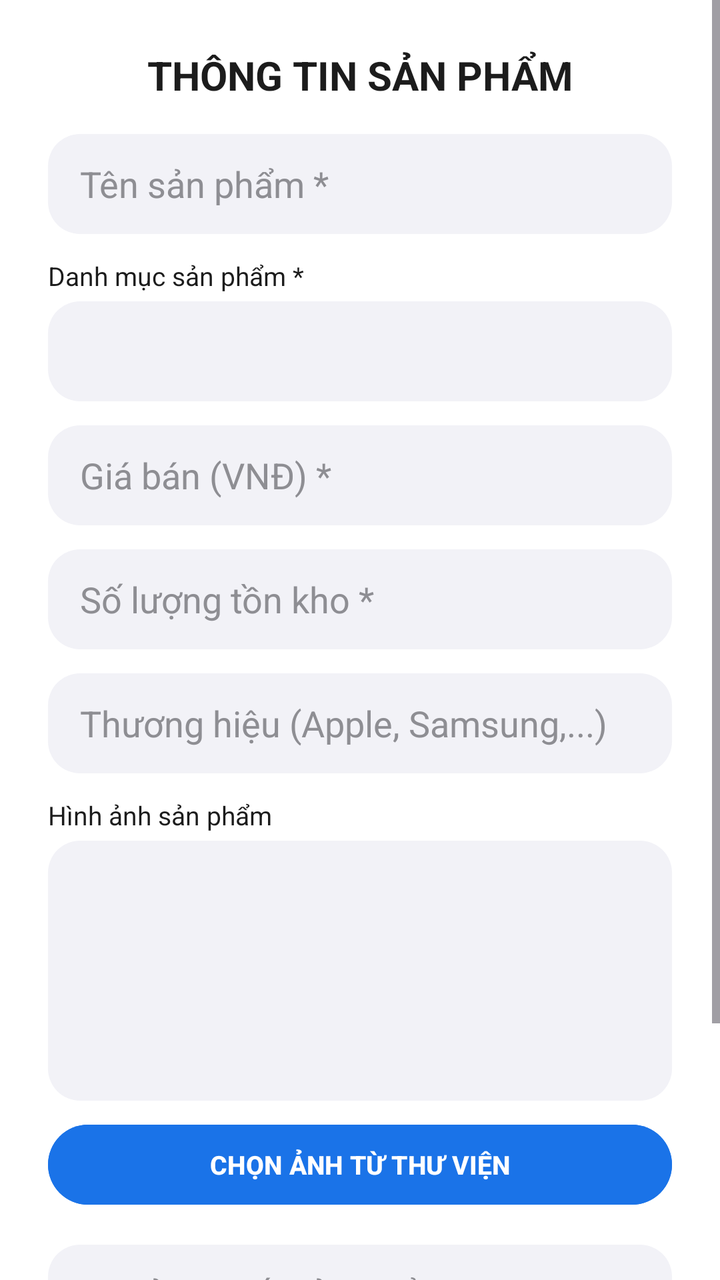
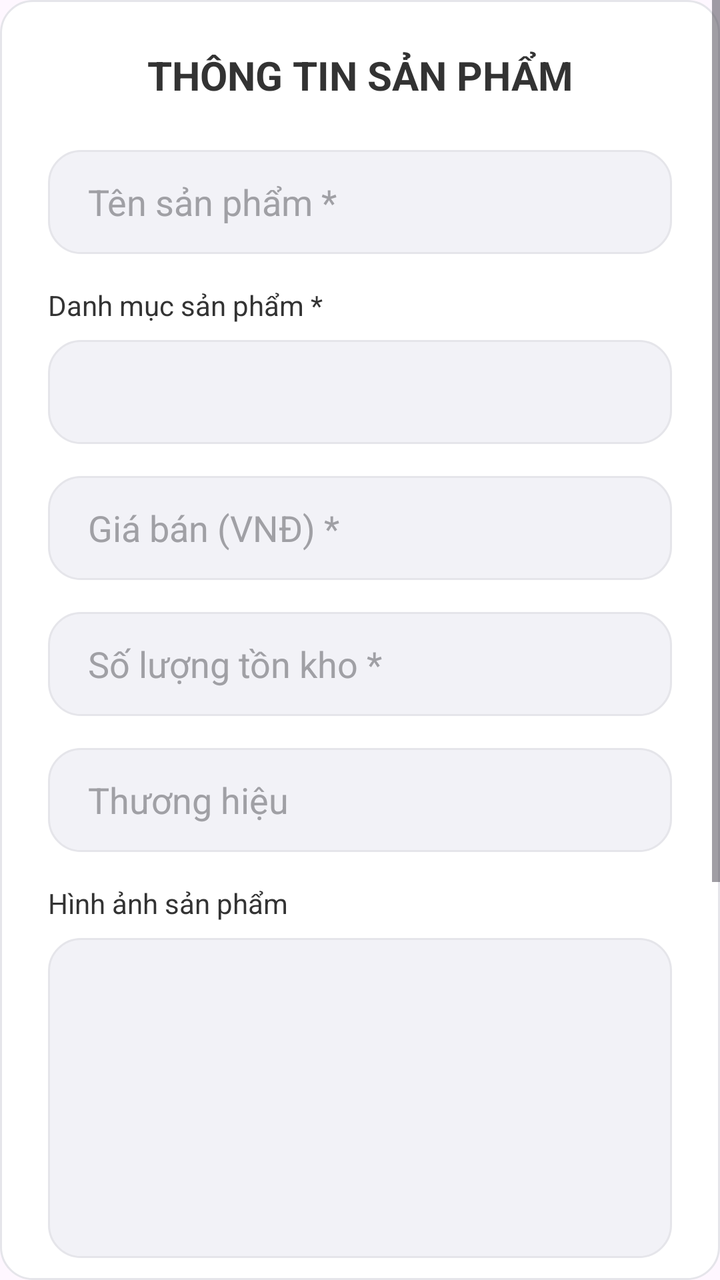

Before-and-after screenshots of an Android layout around one commit, followed by the original layout XML and the change that was made.
<!-- AndroidManifest.xml: application theme Theme.MobileDeviceStoreTDMU -->
<!-- res/layout/dialog_quan_ly_san_pham.xml -->
<?xml version="1.0" encoding="utf-8"?>
<ScrollView xmlns:android="http://schemas.android.com/apk/res/android"
    android:layout_width="match_parent"
    android:layout_height="wrap_content"
    android:background="#FFFFFF">

    <LinearLayout
        android:layout_width="match_parent"
        android:layout_height="wrap_content"
        android:orientation="vertical"
        android:padding="24dp">

        <TextView
            android:id="@+id/tvTieuDeDialogSP"
            android:layout_width="match_parent"
            android:layout_height="wrap_content"
            android:text="THÔNG TIN SẢN PHẨM"
            android:textSize="20sp"
            android:textStyle="bold"
            android:textColor="#1C1C1C"
            android:gravity="center"
            android:layout_marginBottom="16dp" />

        <EditText
            android:id="@+id/edtTenSPDialog"
            android:layout_width="match_parent"
            android:layout_height="50dp"
            android:hint="Tên sản phẩm *"
            android:textColorHint="#8E8E93"
            android:textColor="#1C1C1C"
            android:inputType="textPersonName"
            android:background="@drawable/bg_edittext_modern"
            android:paddingHorizontal="16dp"
            android:layout_marginBottom="12dp" />

        <TextView
            android:layout_width="match_parent"
            android:layout_height="wrap_content"
            android:text="Danh mục sản phẩm *"
            android:textColor="#1C1C1C"
            android:textSize="13sp"
            android:layout_marginBottom="4dp" />

        <Spinner
            android:id="@+id/spnDanhMucDialog"
            android:layout_width="match_parent"
            android:layout_height="50dp"
            android:background="@drawable/bg_edittext_modern"
            android:paddingHorizontal="12dp"
            android:layout_marginBottom="12dp" />

        <EditText
            android:id="@+id/edtGiaSPDialog"
            android:layout_width="match_parent"
            android:layout_height="50dp"
            android:hint="Giá bán (VNĐ) *"
            android:textColorHint="#8E8E93"
            android:textColor="#1C1C1C"
            android:inputType="number"
            android:background="@drawable/bg_edittext_modern"
            android:paddingHorizontal="16dp"
            android:layout_marginBottom="12dp" />

        <EditText
            android:id="@+id/edtSoLuongSPDialog"
            android:layout_width="match_parent"
            android:layout_height="50dp"
            android:hint="Số lượng tồn kho *"
            android:textColorHint="#8E8E93"
            android:textColor="#1C1C1C"
            android:inputType="number"
            android:background="@drawable/bg_edittext_modern"
            android:paddingHorizontal="16dp"
            android:layout_marginBottom="12dp" />

        <EditText
            android:id="@+id/edtThuongHieuSPDialog"
            android:layout_width="match_parent"
            android:layout_height="50dp"
            android:hint="Thương hiệu (Apple, Samsung,...)"
            android:textColorHint="#8E8E93"
            android:textColor="#1C1C1C"
            android:inputType="text"
            android:background="@drawable/bg_edittext_modern"
            android:paddingHorizontal="16dp"
            android:layout_marginBottom="12dp" />

        <TextView
            android:layout_width="match_parent"
            android:layout_height="wrap_content"
            android:text="Hình ảnh sản phẩm"
            android:textColor="#1C1C1C"
            android:textSize="13sp"
            android:layout_marginBottom="4dp" />

        <ImageView
            android:id="@+id/imgPreviewDialogSP"
            android:layout_width="match_parent"
            android:layout_height="130dp"
            android:scaleType="fitCenter"
            android:background="@drawable/bg_edittext_modern"
            android:padding="8dp"
            android:layout_marginBottom="8dp" />

        <Button
            android:id="@+id/btnChonAnhDialogSP"
            android:layout_width="match_parent"
            android:layout_height="48dp"
            android:text="CHỌN ẢNH TỪ THƯ VIỆN"
            android:textColor="#FFFFFF"
            android:backgroundTint="#1A73E8"
            android:textStyle="bold"
            android:textSize="13sp"
            android:layout_marginBottom="16dp" />

        <EditText
            android:id="@+id/edtMoTaSPDialog"
            android:layout_width="match_parent"
            android:layout_height="80dp"
            android:hint="Mô tả chi tiết sản phẩm"
            android:textColorHint="#8E8E93"
            android:textColor="#1C1C1C"
            android:inputType="textMultiLine"
            android:gravity="top"
            android:padding="12dp"
            android:background="@drawable/bg_edittext_modern"
            android:layout_marginBottom="24dp" />

        <LinearLayout
            android:layout_width="match_parent"
            android:layout_height="wrap_content"
            android:orientation="horizontal">

            <Button
                android:id="@+id/btnHuyDialogSP"
                android:layout_width="0dp"
                android:layout_height="50dp"
                android:layout_weight="1"
                android:text="HỦY"
                android:backgroundTint="#8E8E93"
                android:textColor="#FFFFFF"
                android:layout_marginEnd="8dp" />

            <Button
                android:id="@+id/btnLuuDialogSP"
                android:layout_width="0dp"
                android:layout_height="50dp"
                android:layout_weight="1"
                android:text="LƯU"
                android:backgroundTint="#111111"
                android:textColor="#FFFFFF"
                android:textStyle="bold" />

        </LinearLayout>

    </LinearLayout>

</ScrollView>
<!-- resources referenced by this layout -->
<resources>
  <!-- drawable bg_edittext_modern (drawable) -->
  <?xml version="1.0" encoding="utf-8"?>
  <shape xmlns:android="http://schemas.android.com/apk/res/android"
      android:shape="rectangle">
      <solid android:color="#F2F2F7" />
      <corners android:radius="16dp" />
  </shape>
  <style name="Theme.MobileDeviceStoreTDMU" parent="Base.Theme.MobileDeviceStoreTDMU" />
  <style name="Base.Theme.MobileDeviceStoreTDMU" parent="Theme.Material3.DayNight.NoActionBar">
          
          
      </style>
</resources>

<!-- the commit's change to res/layout/dialog_quan_ly_san_pham.xml (unified diff, before → after) -->
@@ -2,7 +2,7 @@
 <ScrollView xmlns:android="http://schemas.android.com/apk/res/android"
     android:layout_width="match_parent"
     android:layout_height="wrap_content"
-    android:background="#FFFFFF">
+    android:background="@drawable/bg_card_modern">
 
     <LinearLayout
         android:layout_width="match_parent"
@@ -17,139 +17,144 @@
             android:text="THÔNG TIN SẢN PHẨM"
             android:textSize="20sp"
             android:textStyle="bold"
-            android:textColor="#1C1C1C"
+            android:textColor="@color/text_primary"
             android:gravity="center"
-            android:layout_marginBottom="16dp" />
+            android:layout_marginBottom="24dp" />
 
         <EditText
             android:id="@+id/edtTenSPDialog"
             android:layout_width="match_parent"
-            android:layout_height="50dp"
+            android:layout_height="52dp"
             android:hint="Tên sản phẩm *"
-            android:textColorHint="#8E8E93"
-            android:textColor="#1C1C1C"
+            android:textColorHint="@color/text_hint"
+            android:textColor="@color/text_primary"
             android:inputType="textPersonName"
             android:background="@drawable/bg_edittext_modern"
-            android:paddingHorizontal="16dp"
-            android:layout_marginBottom="12dp" />
+            android:paddingHorizontal="20dp"
+            android:layout_marginBottom="16dp" />
 
         <TextView
             android:layout_width="match_parent"
             android:layout_height="wrap_content"
             android:text="Danh mục sản phẩm *"
-            android:textColor="#1C1C1C"
-            android:textSize="13sp"
-            android:layout_marginBottom="4dp" />
+            android:textColor="@color/text_primary"
+            android:textSize="14sp"
+            android:layout_marginBottom="8dp" />
 
         <Spinner
             android:id="@+id/spnDanhMucDialog"
             android:layout_width="match_parent"
-            android:layout_height="50dp"
+            android:layout_height="52dp"
             android:background="@drawable/bg_edittext_modern"
             android:paddingHorizontal="12dp"
-            android:layout_marginBottom="12dp" />
+            android:layout_marginBottom="16dp" />
 
         <EditText
             android:id="@+id/edtGiaSPDialog"
             android:layout_width="match_parent"
-            android:layout_height="50dp"
+            android:layout_height="52dp"
             android:hint="Giá bán (VNĐ) *"
-            android:textColorHint="#8E8E93"
-            android:textColor="#1C1C1C"
+            android:textColorHint="@color/text_hint"
+            android:textColor="@color/text_primary"
             android:inputType="number"
             android:background="@drawable/bg_edittext_modern"
-            android:paddingHorizontal="16dp"
-            android:layout_marginBottom="12dp" />
+            android:paddingHorizontal="20dp"
+            android:layout_marginBottom="16dp" />
 
         <EditText
             android:id="@+id/edtSoLuongSPDialog"
             android:layout_width="match_parent"
-            android:layout_height="50dp"
+            android:layout_height="52dp"
             android:hint="Số lượng tồn kho *"
-            android:textColorHint="#8E8E93"
-            android:textColor="#1C1C1C"
+            android:textColorHint="@color/text_hint"
+            android:textColor="@color/text_primary"
             android:inputType="number"
             android:background="@drawable/bg_edittext_modern"
-            android:paddingHorizontal="16dp"
-            android:layout_marginBottom="12dp" />
+            android:paddingHorizontal="20dp"
+            android:layout_marginBottom="16dp" />
 
         <EditText
             android:id="@+id/edtThuongHieuSPDialog"
             android:layout_width="match_parent"
-            android:layout_height="50dp"
-            android:hint="Thương hiệu (Apple, Samsung,...)"
-            android:textColorHint="#8E8E93"
-            android:textColor="#1C1C1C"
+            android:layout_height="52dp"
+            android:hint="Thương hiệu"
+            android:textColorHint="@color/text_hint"
+            android:textColor="@color/text_primary"
             android:inputType="text"
             android:background="@drawable/bg_edittext_modern"
-            android:paddingHorizontal="16dp"
-            android:layout_marginBottom="12dp" />
+            android:paddingHorizontal="20dp"
+            android:layout_marginBottom="16dp" />
 
         <TextView
             android:layout_width="match_parent"
             android:layout_height="wrap_content"
             android:text="Hình ảnh sản phẩm"
-            android:textColor="#1C1C1C"
-            android:textSize="13sp"
-            android:layout_marginBottom="4dp" />
+            android:textColor="@color/text_primary"
+            android:textSize="14sp"
+            android:layout_marginBottom="8dp" />
 
         <ImageView
             android:id="@+id/imgPreviewDialogSP"
             android:layout_width="match_parent"
-            android:layout_height="130dp"
+            android:layout_height="160dp"
             android:scaleType="fitCenter"
             android:background="@drawable/bg_edittext_modern"
-            android:padding="8dp"
-            android:layout_marginBottom="8dp" />
+            android:padding="16dp"
+            android:layout_marginBottom="12dp" />
 
-        <Button
+        <androidx.appcompat.widget.AppCompatButton
             android:id="@+id/btnChonAnhDialogSP"
             android:layout_width="match_parent"
-            android:layout_height="48dp"
+            android:layout_height="54dp"
             android:text="CHỌN ẢNH TỪ THƯ VIỆN"
-            android:textColor="#FFFFFF"
-            android:backgroundTint="#1A73E8"
+            android:textColor="@color/text_primary"
+            android:background="@drawable/bg_btn_secondary"
             android:textStyle="bold"
-            android:textSize="13sp"
-            android:layout_marginBottom="16dp" />
+            android:textSize="14sp"
+            android:layout_marginBottom="24dp"
+            android:elevation="0dp" />
 
         <EditText
             android:id="@+id/edtMoTaSPDialog"
             android:layout_width="match_parent"
-            android:layout_height="80dp"
+            android:layout_height="100dp"
             android:hint="Mô tả chi tiết sản phẩm"
-            android:textColorHint="#8E8E93"
-            android:textColor="#1C1C1C"
+            android:textColorHint="@color/text_hint"
+            android:textColor="@color/text_primary"
             android:inputType="textMultiLine"
             android:gravity="top"
-            android:padding="12dp"
+            android:padding="20dp"
             android:background="@drawable/bg_edittext_modern"
-            android:layout_marginBottom="24dp" />
+            android:layout_marginBottom="32dp" />
 
         <LinearLayout
             android:layout_width="match_parent"
             android:layout_height="wrap_content"
             android:orientation="horizontal">
 
-            <Button
+            <androidx.appcompat.widget.AppCompatButton
                 android:id="@+id/btnHuyDialogSP"
                 android:layout_width="0dp"
-                android:layout_height="50dp"
+                android:layout_height="54dp"
                 android:layout_weight="1"
                 android:text="HỦY"
-                android:backgroundTint="#8E8E93"
-                android:textColor="#FFFFFF"
-                android:layout_marginEnd="8dp" />
+                android:background="@drawable/bg_btn_secondary"
+                android:textColor="@color/text_primary"
+                android:textStyle="bold"
+                android:layout_marginEnd="12dp"
+                android:elevation="0dp" />
 
-            <Button
+            <androidx.appcompat.widget.AppCompatButton
                 android:id="@+id/btnLuuDialogSP"
                 android:layout_width="0dp"
-                android:layout_height="50dp"
+                android:layout_height="54dp"
                 android:layout_weight="1"
                 android:text="LƯU"
-                android:backgroundTint="#111111"
-                android:textColor="#FFFFFF"
-                android:textStyle="bold" />
+                android:background="@drawable/bg_btn_primary"
+                android:textColor="@color/text_on_yellow"
+                android:textStyle="bold"
+                android:elevation="2dp"
+                android:stateListAnimator="@null" />
 
         </LinearLayout>
 
<!-- resource entries referenced after the edit -->
@@ -1,13 +1,45 @@
 <!-- resources referenced by this layout -->
 <resources>
+  <color name="text_hint">#A0A0A5</color>
+  <color name="text_on_yellow">#333333</color>
+  <color name="text_primary">#333333</color>
+  <!-- drawable bg_btn_primary (drawable) -->
+  <?xml version="1.0" encoding="utf-8"?>
+  <shape xmlns:android="http://schemas.android.com/apk/res/android"
+      android:shape="rectangle">
+      <solid android:color="@color/primary_yellow" />
+      <corners android:radius="16dp" />
+  </shape>
+  <!-- drawable bg_btn_secondary (drawable) -->
+  <?xml version="1.0" encoding="utf-8"?>
+  <shape xmlns:android="http://schemas.android.com/apk/res/android"
+      android:shape="rectangle">
+      <solid android:color="@color/bg_white" />
+      <stroke android:width="1.5dp" android:color="@color/primary_black" />
+      <corners android:radius="16dp" />
+  </shape>
+  <!-- drawable bg_card_modern (drawable) -->
+  <?xml version="1.0" encoding="utf-8"?>
+  <shape xmlns:android="http://schemas.android.com/apk/res/android"
+      android:shape="rectangle">
+      <solid android:color="@color/bg_white" />
+      <corners android:radius="16dp" />
+      <stroke android:width="1dp" android:color="@color/stroke_light" />
+  </shape>
   <!-- drawable bg_edittext_modern (drawable) -->
   <?xml version="1.0" encoding="utf-8"?>
   <shape xmlns:android="http://schemas.android.com/apk/res/android"
       android:shape="rectangle">
-      <solid android:color="#F2F2F7" />
+      <solid android:color="@color/input_bg" />
       <corners android:radius="16dp" />
+      <stroke android:width="1dp" android:color="@color/stroke_light" />
   </shape>
   <style name="Theme.MobileDeviceStoreTDMU" parent="Base.Theme.MobileDeviceStoreTDMU" />
+  <color name="primary_yellow">#FDB623</color>
+  <color name="bg_white">#FFFFFF</color>
+  <color name="primary_black">#333333</color>
+  <color name="stroke_light">#E5E5EA</color>
+  <color name="input_bg">#F2F2F7</color>
   <style name="Base.Theme.MobileDeviceStoreTDMU" parent="Theme.Material3.DayNight.NoActionBar">
           
           
